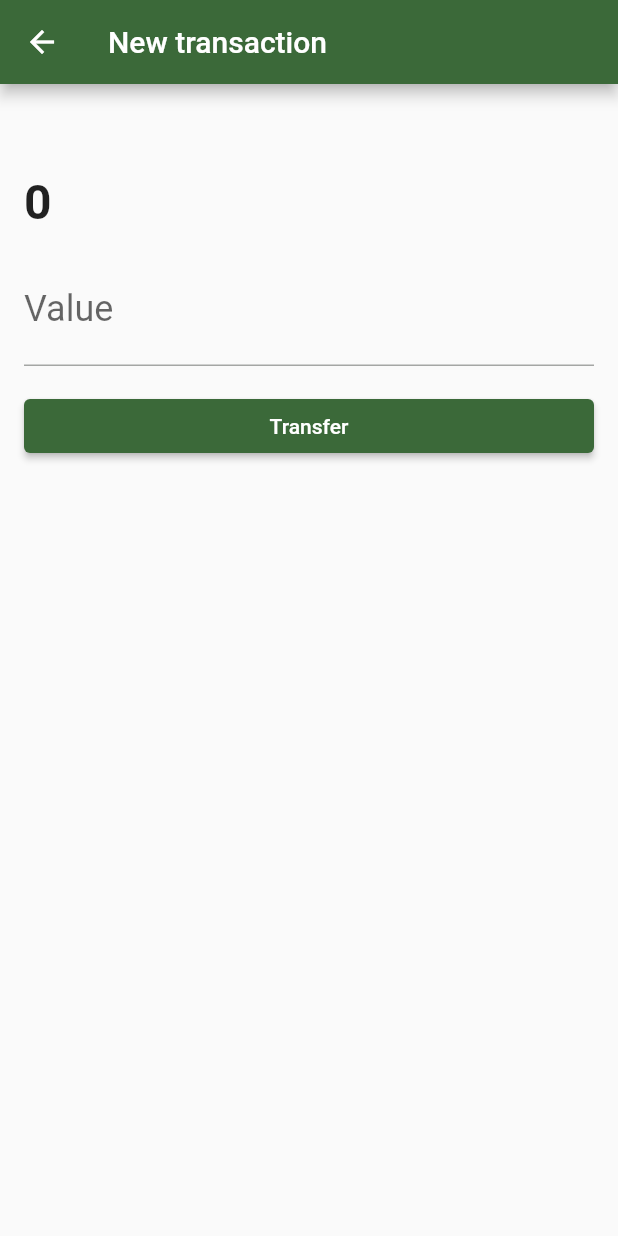
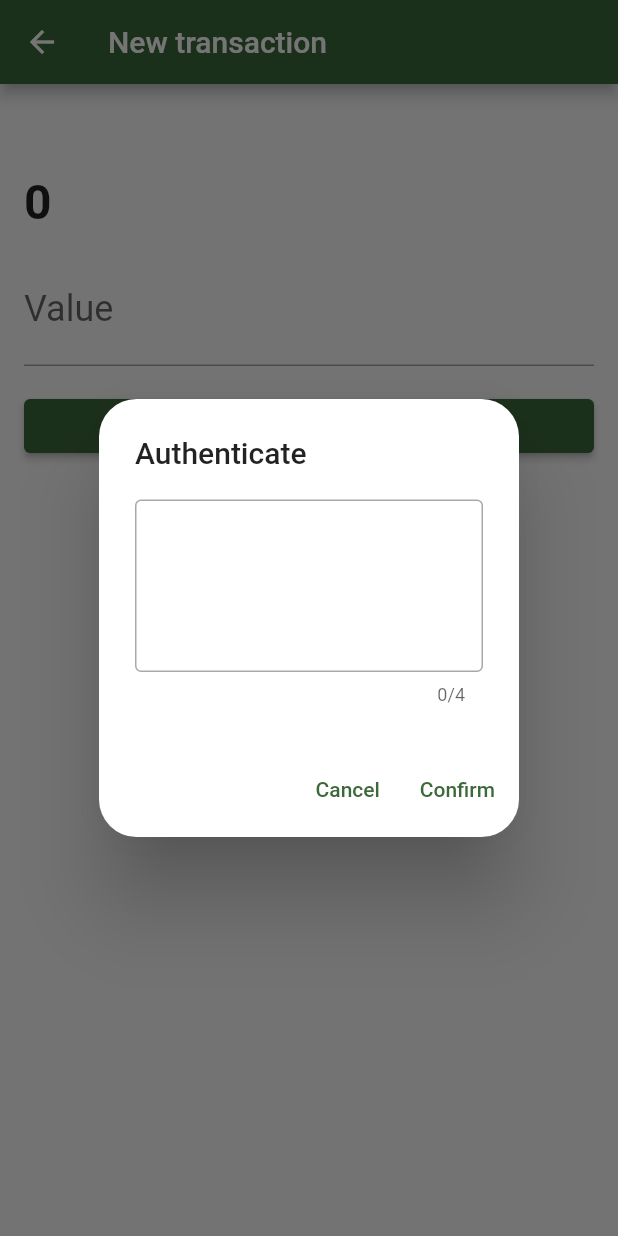
Before and after one commit to guzacheo/bytebank_web_api, a Flutter app: the TransactionForm screen opened directly with empty values, after a tap on "Transfer", on a phone screen of 412 x 824 dp. Run offline on Flutter 3.47's test engine with Material 2 defaults, Android fonts, the phone set to English and light mode, and no system bars; our stand-ins replace sqflite; missing offline and left inert: http_interceptor; accounts and stored records are empty.

Commit message:
Integrando o Dialog de autenticação

```diff
--- a/lib/components/transaction_auth_dialog.dart
+++ b/lib/components/transaction_auth_dialog.dart
@@ -2,37 +2,54 @@
 
 import 'package:flutter/material.dart';
 
-class TransactionAuthDialog extends StatelessWidget {
-  const TransactionAuthDialog({Key? key}) : super(key: key);
+class TransactionAuthDialog extends StatefulWidget {
+
+  final Function(String password)? onConfirm;
+
+  const TransactionAuthDialog({Key? key, @required this.onConfirm}) : super(key: key);
+
+  @override
+  State<TransactionAuthDialog> createState() => _TransactionAuthDialogState();
+}
+
+class _TransactionAuthDialogState extends State<TransactionAuthDialog> {
+
+  final TextEditingController _passwordController = TextEditingController();
 
   @override
   Widget build(BuildContext context) {
     return AlertDialog(
       title: const Text('Authenticate'),
-      content: const TextField(
+      content: TextField(
+        controller: _passwordController,
         keyboardType: TextInputType.number,
         obscureText: true,
         maxLength: 4,
-        decoration: InputDecoration(
-          border: OutlineInputBorder()
-        ),
+        decoration: const InputDecoration(border: OutlineInputBorder()),
         textAlign: TextAlign.center,
-        style: TextStyle(fontSize: 64, letterSpacing: 32),
+        style: const TextStyle(fontSize: 64, letterSpacing: 24),
       ),
       actions: [
         TextButton(
           onPressed: () {
+            Navigator.of(context).pop();
             print('cancel');
           },
           child: const Text('Cancel'),
         ),
         TextButton(
           onPressed: () {
-            print('confirm');
+            widget.onConfirm!(_passwordController.text);
+            Navigator.of(context).pop();
           },
           child: const Text('Confirm'),
         ),
       ],
+      shape: const RoundedRectangleBorder(
+        borderRadius: BorderRadius.all(
+          Radius.circular(25.0),
+        ),
+      ),
     );
   }
 }
--- a/lib/main.dart
+++ b/lib/main.dart
@@ -1,3 +1,4 @@
+import 'package:bytebank_armazen_interno/components/transaction_auth_dialog.dart';
 import 'package:bytebank_armazen_interno/screens/dashboard.dart';
 import 'package:flutter/material.dart';
 
--- a/lib/screens/transaction_form.dart
+++ b/lib/screens/transaction_form.dart
@@ -1,3 +1,4 @@
+import 'package:bytebank_armazen_interno/components/transaction_auth_dialog.dart';
 import 'package:flutter/material.dart';
 
 import '../http/webclients/transaction_webclient.dart';
@@ -6,6 +7,7 @@ import '../models/transactions.dart';
 
 class TransactionForm extends StatefulWidget {
   final Contact contact;
+
   const TransactionForm(this.contact, {Key? key}) : super(key: key);
 
   @override
@@ -61,19 +63,23 @@ class _TransactionFormState extends State<TransactionForm> {
                     child: ElevatedButton(
                       child: const Text('Transfer'),
                       onPressed: () {
-                      final double? value =
-                          double.tryParse(_valueController.text);
-                      final transactionCreated =
-                          Transaction(value!, widget.contact);
-                      _webClient.save(transactionCreated).then(
-                        (transactionReceived) {
+                        showDialog(
+                          context: context,
+                          builder: (dialogContext) => TransactionAuthDialog(
+                            onConfirm: (String password) {
+                              final double? value = double.tryParse(_valueController.text);
+                              final transactionCreated = Transaction(value!, widget.contact);
+                              _webClient.save(transactionCreated, password).then((transactionReceived) {
                                 Navigator.pop(context);
+                              });
+                              debugPrint(password);
                             },
+                          ),
                         );
                       },
                     ),
                 ),
-              )
+              ),
             ],
           ),
         ),
```
Also changed, not shown: lib/http/webclients/transaction_webclient.dart (+7 -9 lines), lib/screens/dashboard.dart (indentation only). Lines whose indentation alone changed are shown as unchanged.
